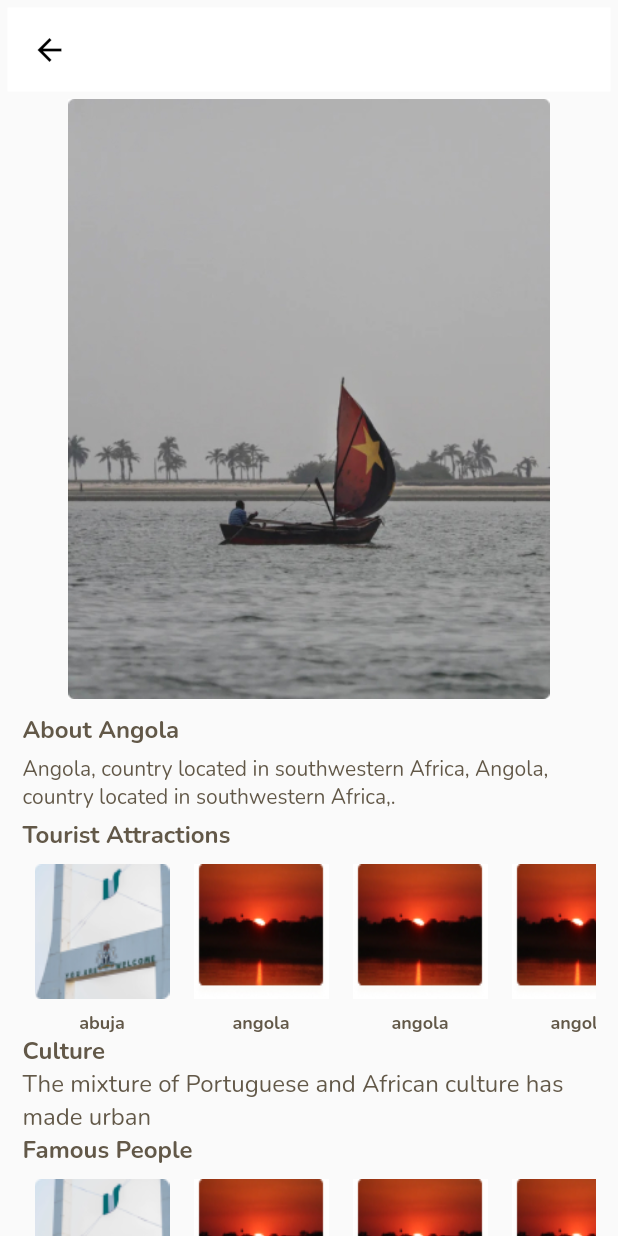
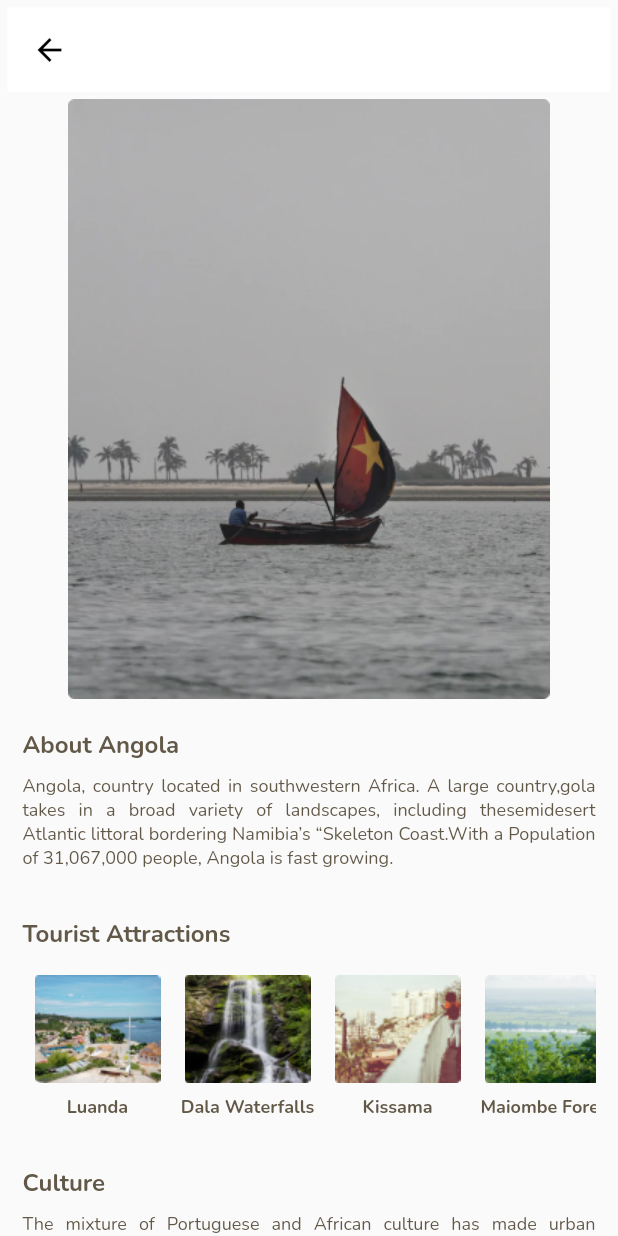
Before and after one commit to kennyobey/Country_Buddy-UI, a Flutter app: the MyCountrySec screen opened directly, after a tap on "Angola", on a phone screen of 412 x 824 dp. Run offline on Flutter 3.47's test engine with Material 2 defaults, Android fonts, the phone set to English and light mode, and no system bars; our stand-ins replace flutter_screenutil, google_fonts.

Commit message:
Country info update

```diff
--- a/lib/Screens/country_information.dart
+++ b/lib/Screens/country_information.dart
@@ -54,7 +54,7 @@ class MyCountryInfo extends StatelessWidget {
                   ),
                 ),
                 SizedBox(
-                  height: 10,
+                  height: 20,
                 ),
                 Text("About Angola",
                     textAlign: TextAlign.justify,
@@ -64,17 +64,18 @@ class MyCountryInfo extends StatelessWidget {
                             fontSize: 16,
                             color: Color.fromRGBO(98, 88, 72, 10)))),
                 SizedBox(
-                  height: 5,
+                  height: 8,
                 ),
                 Text(
-                    "Angola, country located in southwestern Africa, Angola, country located in southwestern Africa,. ",
+                    "Angola, country located in southwestern Africa. A large country,gola takes in a broad variety of landscapes, including thesemidesert Atlantic littoral bordering Namibia’s “Skeleton Coast.With a Population of 31,067,000 people, Angola is fast growing.",
+                    textAlign: TextAlign.justify,
                     style: GoogleFonts.nunito(
                         textStyle: const TextStyle(
                             fontWeight: FontWeight.w400,
-                            fontSize: 14,
+                            fontSize: 12,
                             color: Color.fromRGBO(98, 88, 72, 10)))),
                 SizedBox(
-                  height: 5,
+                  height: 32,
                 ),
                 Row(
                   children: [
@@ -87,17 +88,23 @@ class MyCountryInfo extends StatelessWidget {
                                 color: Color.fromRGBO(98, 88, 72, 10)))),
                   ],
                 ),
+                SizedBox(
+                  height: 8,
+                ),
                 SingleChildScrollView(
                   scrollDirection: Axis.horizontal,
                   child: Row(
                     children: [
-                      scrollItem1("assets/abuja.png", "abuja"),
-                      scrollItem1("assets/Angola.jpg", "angola"),
-                      scrollItem1("assets/Angola.jpg", "angola"),
-                      scrollItem1("assets/Angola.jpg", "angola"),
-                      scrollItem1("assets/Angola.jpg", "angola"),
+                      scrollItem1("assets/luanada.jpg", "Luanda"),
+                      scrollItem1("assets/waterfall.jpg", "Dala Waterfalls"),
+                      scrollItem1("assets/kisama.jpg", "Kissama"),
+                      scrollItem1("assets/forest.jpg", "Maiombe Forest"),
+                      scrollItem1("assets/Angola.jpg", "Maiombe Forest"),
                     ],
                   ),
+                ),
+                SizedBox(
+                  height: 32,
                 ),
                 Text("Culture",
                     textAlign: TextAlign.center,
@@ -106,29 +113,42 @@ class MyCountryInfo extends StatelessWidget {
                             fontWeight: FontWeight.w700,
                             fontSize: 16,
                             color: Color.fromRGBO(98, 88, 72, 10)))),
+                SizedBox(
+                  height: 8,
+                ),
                 Text(
-                    "The mixture of Portuguese and African culture has made urban",
+                    "The mixture of Portuguese and African culture has made urban Angola, especially the Luanda region, more like a Latin American than an African country. ",
+                    textAlign: TextAlign.justify,
                     style: GoogleFonts.nunito(
                         textStyle: const TextStyle(
-                            fontSize: 16,
+                            fontSize: 12,
                             color: Color.fromRGBO(98, 88, 72, 10)))),
+                SizedBox(
+                  height: 32,
+                ),
                 Text("Famous People",
                     style: GoogleFonts.nunito(
                         textStyle: const TextStyle(
                             fontWeight: FontWeight.w700,
                             fontSize: 16,
                             color: Color.fromRGBO(98, 88, 72, 10)))),
+                SizedBox(
+                  height: 8,
+                ),
                 SingleChildScrollView(
                   scrollDirection: Axis.horizontal,
                   child: Row(
                     children: [
-                      scrollItem1("assets/abuja.png", "abuja"),
-                      scrollItem1("assets/Angola.jpg", "angola"),
-                      scrollItem1("assets/Angola.jpg", "angola"),
-                      scrollItem1("assets/Angola.jpg", "angola"),
-                      scrollItem1("assets/Angola.jpg", "angola"),
+                      scrollItem1("assets/Angeli.jpg", "Angélique Kidjo"),
+                      scrollItem1("assets/sagbo.jpg", "Jean Sagbo"),
+                      scrollItem1("assets/bocco.jpg", "J.M.A Bocco"),
+                      scrollItem1("assets/saint.jpg", "Saint Jhn"),
+                      scrollItem1("assets/saint.jpg", "Maiombe Forest"),
                     ],
                   ),
+                ),
+                SizedBox(
+                  height: 8,
                 ),
               ],
             ),
@@ -152,6 +172,7 @@ Widget profilePage() {
 
 Widget scrollItem1(String images, String name) {
   return Column(
+    crossAxisAlignment: CrossAxisAlignment.center,
     children: [
       Container(
         decoration: BoxDecoration(
@@ -161,8 +182,8 @@ Widget scrollItem1(String images, String name) {
           padding: const EdgeInsets.all(8.0),
           child: Image.asset(
             images,
-            height: 90,
-            width: 90,
+            height: 72,
+            width: 84,
             fit: BoxFit.fill,
           ),
         ),
--- a/lib/Screens/country_sections.dart
+++ b/lib/Screens/country_sections.dart
@@ -42,7 +42,6 @@ class MyCountrySec extends StatelessWidget {
                         color: Color.fromRGBO(98, 88, 72, 10)))),
           ),
         ),
-
         SliverPadding(
           padding: EdgeInsets.only(left: 15, right: 15),
           sliver: SliverToBoxAdapter(
@@ -136,7 +135,9 @@ class MyCountrySec extends StatelessWidget {
                   },
                   child: InkWell(
                     child: Card(
-                        child: Column(children: [
+                        child: Column(
+                            crossAxisAlignment: CrossAxisAlignment.center,
+                            children: [
                           ListTile(
                             leading: ConstrainedBox(
                               constraints: BoxConstraints(
@@ -145,12 +146,10 @@ class MyCountrySec extends StatelessWidget {
                                 maxWidth: 70,
                                 maxHeight: 70,
                               ),
-                          child:
-                              Image.asset(_items[index].image, fit: BoxFit.cover),
+                              child: Image.asset(_items[index].image,
+                                  fit: BoxFit.cover),
                             ),
-                        title: Row(
-                          children: [
-                            Text(
+                            title: Text(
                               _items[index].title,
                               style: GoogleFonts.nunito(
                                   textStyle: TextStyle(
@@ -158,11 +157,7 @@ class MyCountrySec extends StatelessWidget {
                                       fontSize: 14,
                                       color: Color.fromRGBO(98, 88, 72, 10))),
                             ),
-                          ],
-                        ),
-                        subtitle: Row(
-                          children: [
-                            Text(
+                            subtitle: Text(
                               _items[index].desc,
                               textAlign: TextAlign.center,
                               style: GoogleFonts.nunito(
@@ -171,11 +166,6 @@ class MyCountrySec extends StatelessWidget {
                                       fontSize: 9,
                                       color: Color.fromRGBO(98, 88, 72, 10))),
                             ),
-                          ],
-                        ),
-                      ),
-                      SizedBox(
-                        height: 5,
                           ),
                         ])),
                   ),
--- a/lib/Screens/homescreen.dart
+++ b/lib/Screens/homescreen.dart
@@ -10,15 +10,18 @@ class MyHomePage extends StatelessWidget {
   MyHomePage({Key? key}) : super(key: key);
 
   final List<PhotoItem> _items = [
-    PhotoItem("assets/Africa.jpg", "Africa", "Africa is the world's second."),
-    PhotoItem("assets/Europe.jpg", "Europe", "Africa is the world's second."),
-    PhotoItem("assets/Asia.jpg", "Asia", "Africa is the world's second."),
+    PhotoItem("assets/Africa.jpg", "Africa",
+        "Africa is the world's second-largest and second-most populous continent."),
+    PhotoItem("assets/Europe.jpg", "Europe",
+        "Africa is the world's second-largest and second-most populous continent."),
+    PhotoItem("assets/Asia.jpg", "Asia",
+        "Africa is the world's second-largest and second-most populous continent."),
     PhotoItem("assets/NorthAme.jpg", "North America",
-        "Africa is the world's second."),
-    PhotoItem(
-        "assets/Asia.jpg", "South America", "Africa is the world's second."),
-    PhotoItem(
-        "assets/Australia.jpg", "Australia", "Africa is the world's second."),
+        "Africa is the world's second-largest and second-most populous continent."),
+    PhotoItem("assets/Asia.jpg", "South America",
+        "Africa is the world's second-largest and second-most populous continent."),
+    PhotoItem("assets/Australia.jpg", "Australia",
+        "Africa is the world's second-largest and second-most populous continent."),
   ];
 
   @override
@@ -137,7 +140,7 @@ class MyHomePage extends StatelessWidget {
             children: List.generate(6, (index) {
               return Container(
                 //padding: EdgeInsets.all(8),
-                height: 240,
+                height: 300,
                 width: 183,
                 child: GestureDetector(
                   onTap: () {
@@ -149,10 +152,12 @@ class MyHomePage extends StatelessWidget {
                   child: InkWell(
                     child: Card(
                         child: Column(
-                            crossAxisAlignment: CrossAxisAlignment.start,
+
+                            crossAxisAlignment: CrossAxisAlignment.center,
                             children: [
                           Container(
-                            height: 108,
+                             padding: EdgeInsets.symmetric(horizontal: 8, vertical: 8),
+                            height: 100,
                             width: 146,
                             decoration: BoxDecoration(
                               borderRadius: BorderRadius.circular(7),
@@ -164,13 +169,12 @@ class MyHomePage extends StatelessWidget {
                               ),
                             ),
                           ),
-                          SizedBox(
-                            height: 5,
-                          ),
+                          SizedBox(height: 2,),
                           Column(
                             crossAxisAlignment: CrossAxisAlignment.start,
                             children: [
                               Container(
+                                padding: EdgeInsets.symmetric(horizontal: 8),
                                 child: Text(
                                   _items[index].title,
                                   style: GoogleFonts.nunito(
@@ -182,6 +186,7 @@ class MyHomePage extends StatelessWidget {
                                 ),
                               ),
                               Container(
+                                 padding: EdgeInsets.symmetric(horizontal: 8),
                                 child: Text(
                                   _items[index].desc,
                                   textAlign: TextAlign.start,
```
Also changed, not shown: assets/Angeli.jpg (added), assets/bocco.jpg (added), assets/forest.jpg (added), assets/kisama.jpg (added), assets/luanada.jpg (added), assets/sagbo.jpg (added), assets/saint.jpg (added), assets/waterfall.jpg (added). Lines whose indentation alone changed are shown as unchanged.
